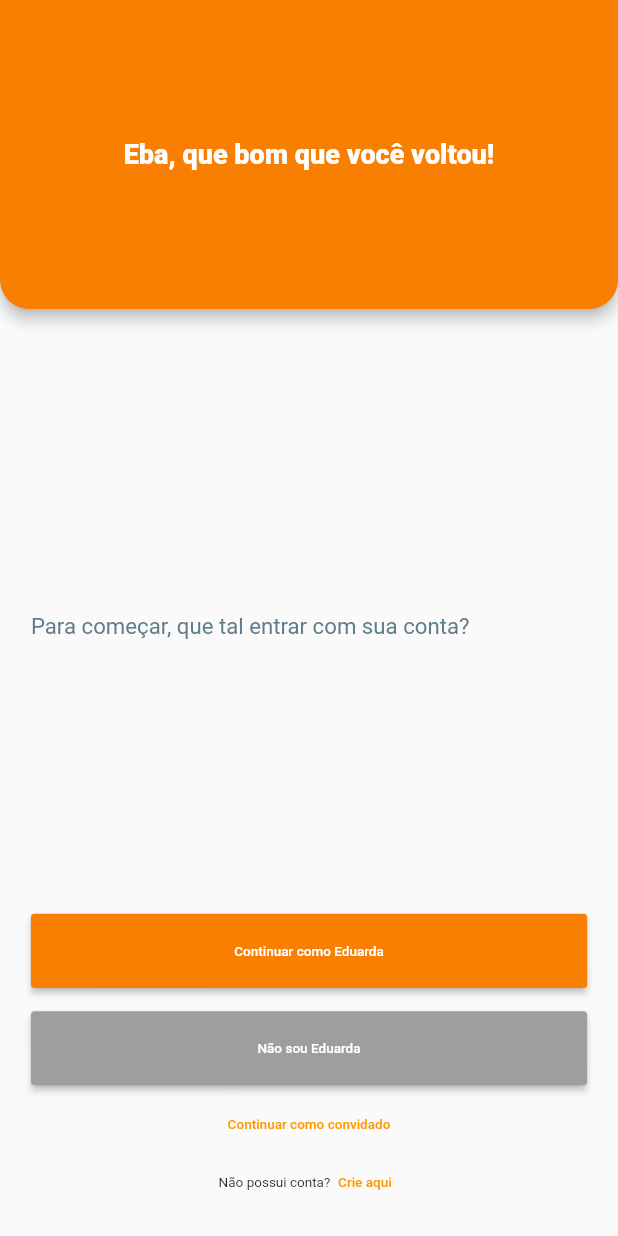
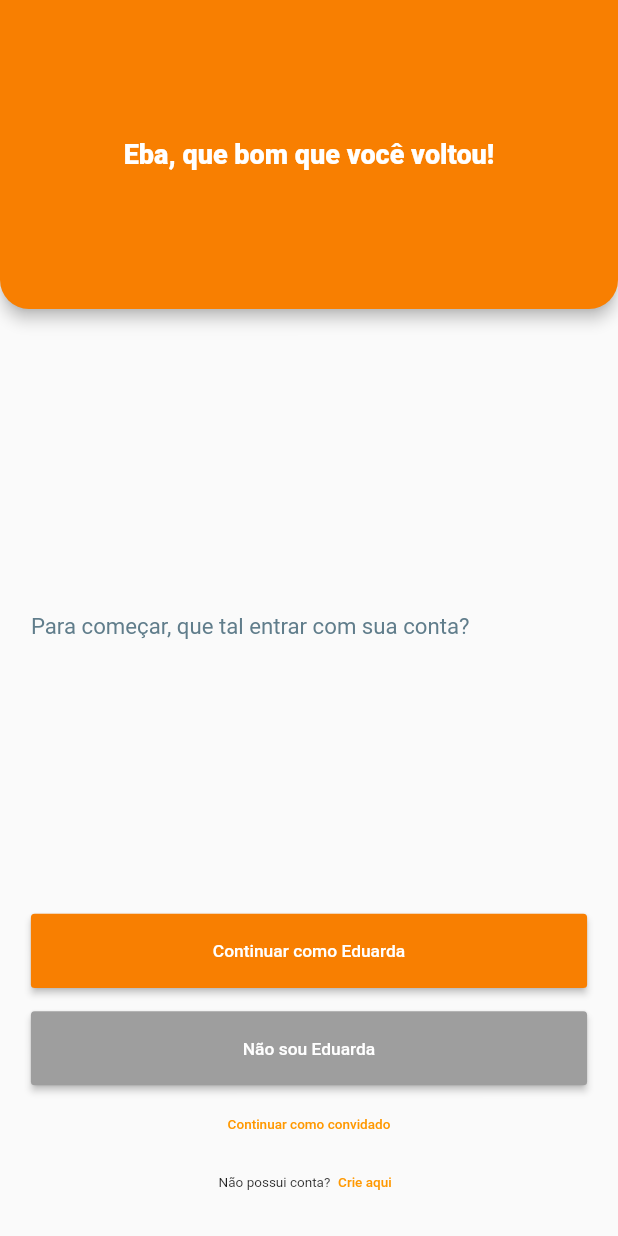
Before and after one commit to lmtsufape/vida-agroecologica-app-comercio-consumidor, a Flutter app: the screen it shows after launch, on a phone screen of 412 x 824 dp. Run offline on Flutter 3.47's test engine with Material 2 defaults, Android fonts, the phone set to English and light mode, and no system bars; our stand-ins replace bot_toast, device_preview, dio, flutter_local_notifications, flutter_svg, google_fonts and 4 more; missing offline and left inert: rate_my_app; project files that could hold a hidden picture were left out.

Commit message:
Botão secundário adicionado

```diff
--- a/lib/components/buttons/primary_button.dart
+++ b/lib/components/buttons/primary_button.dart
@@ -18,7 +18,10 @@ class PrimaryButton extends StatelessWidget {
       child: ElevatedButton(
         style: ElevatedButton.styleFrom(backgroundColor: color),
         onPressed: () => onPressed(),
-        child: Text(text),
+        child: Text(
+          text,
+          style: const TextStyle(fontSize: 18),
+        ),
       ),
     );
   }
```
Also changed, not shown: lib/components/buttons/secondary_button.dart (added, +31 -0 lines).
